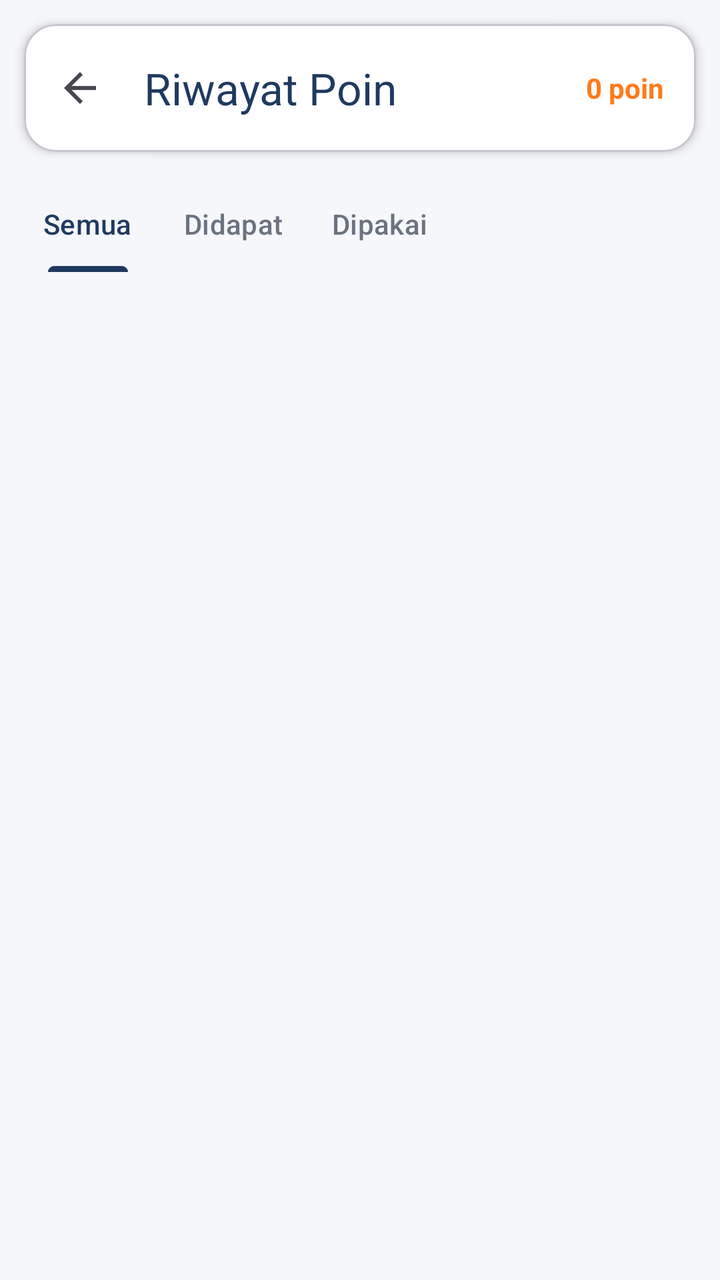
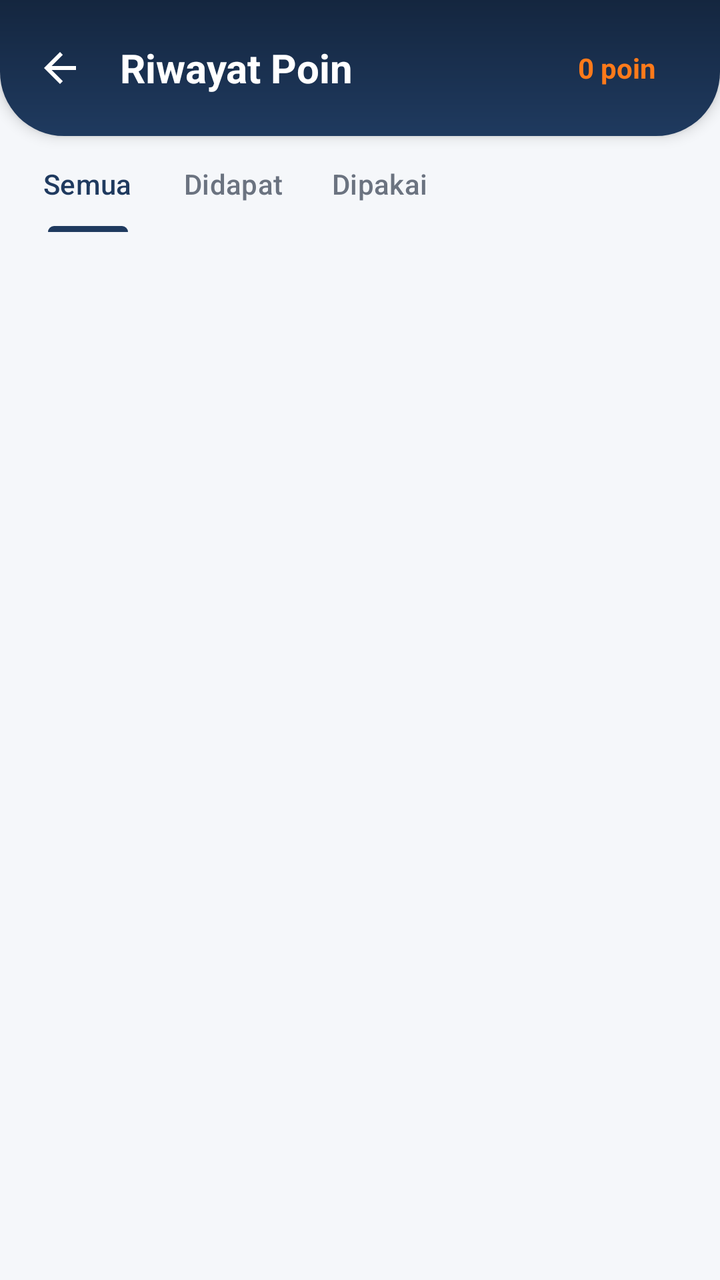

The first picture is an Android layout as it rendered before a commit; the second is the same layout after the commit. The layout source and the unified diff follow.
<!-- AndroidManifest.xml: application theme Theme.MobileProject -->
<!-- res/layout/activity_riwayat_poin_cust.xml -->
<?xml version="1.0" encoding="utf-8"?>
<LinearLayout xmlns:android="http://schemas.android.com/apk/res/android"
    xmlns:app="http://schemas.android.com/apk/res-auto"
    xmlns:tools="http://schemas.android.com/tools"
    android:id="@+id/main"
    android:layout_width="match_parent"
    android:layout_height="match_parent"
    android:background="@color/bk_bg_screen"
    android:orientation="vertical"
    tools:context=".RiwayatPoinCustActivity">

    
    <com.google.android.material.card.MaterialCardView
        android:layout_width="match_parent"
        android:layout_height="wrap_content"
        android:layout_margin="12dp"
        app:cardBackgroundColor="@android:color/white"
        app:cardCornerRadius="16dp"
        app:cardElevation="3dp">

        <LinearLayout
            android:layout_width="match_parent"
            android:layout_height="wrap_content"
            android:gravity="center_vertical"
            android:orientation="horizontal">

            <com.google.android.material.appbar.MaterialToolbar
                android:id="@+id/toolbar"
                android:layout_width="0dp"
                android:layout_height="?attr/actionBarSize"
                android:layout_weight="1"
                app:navigationIcon="?attr/homeAsUpIndicator"
                app:title="Riwayat Poin"
                app:titleTextColor="@color/bk_primary" />

            <TextView
                android:id="@+id/tvTotalPoin"
                android:layout_width="wrap_content"
                android:layout_height="wrap_content"
                android:layout_marginEnd="16dp"
                android:text="0 poin"
                android:textColor="@color/bk_accent"
                android:textSize="14sp"
                android:textStyle="bold" />
        </LinearLayout>
    </com.google.android.material.card.MaterialCardView>

    
    <com.google.android.material.tabs.TabLayout
        android:id="@+id/tabFilter"
        android:layout_width="match_parent"
        android:layout_height="wrap_content"
        android:layout_marginStart="8dp"
        android:background="@android:color/transparent"
        app:tabGravity="start"
        app:tabIndicatorColor="@color/bk_primary"
        app:tabMode="scrollable"
        app:tabSelectedTextColor="@color/bk_primary"
        app:tabTextColor="@color/bk_text_secondary">

        <com.google.android.material.tabs.TabItem
            android:layout_width="wrap_content"
            android:layout_height="wrap_content"
            android:text="Semua" />

        <com.google.android.material.tabs.TabItem
            android:layout_width="wrap_content"
            android:layout_height="wrap_content"
            android:text="Didapat" />

        <com.google.android.material.tabs.TabItem
            android:layout_width="wrap_content"
            android:layout_height="wrap_content"
            android:text="Dipakai" />
    </com.google.android.material.tabs.TabLayout>

    <androidx.core.widget.NestedScrollView
        android:layout_width="match_parent"
        android:layout_height="match_parent"
        android:clipToPadding="false"
        android:paddingBottom="24dp">

        <LinearLayout
            android:layout_width="match_parent"
            android:layout_height="wrap_content"
            android:orientation="vertical"
            android:paddingStart="16dp"
            android:paddingTop="12dp"
            android:paddingEnd="16dp">

            
            <LinearLayout
                android:id="@+id/riwayatContainer"
                android:layout_width="match_parent"
                android:layout_height="wrap_content"
                android:orientation="vertical" />

            
            <LinearLayout
                android:id="@+id/tvKosong"
                android:layout_width="match_parent"
                android:layout_height="wrap_content"
                android:gravity="center"
                android:orientation="vertical"
                android:padding="28dp"
                android:visibility="gone">

                <ImageView
                    android:layout_width="24dp"
                    android:layout_height="24dp"
                    android:contentDescription="@null"
                    android:src="@drawable/ic_history"
                    app:tint="@color/bk_text_secondary" />

                <TextView
                    android:layout_width="wrap_content"
                    android:layout_height="wrap_content"
                    android:layout_marginTop="8dp"
                    android:text="Belum ada aktivitas untuk filter ini."
                    android:textColor="@color/bk_text_secondary"
                    android:textSize="12sp" />
            </LinearLayout>
        </LinearLayout>
    </androidx.core.widget.NestedScrollView>
</LinearLayout>
<!-- resources referenced by this layout -->
<resources>
  <color name="bk_accent">#FF7A1A</color>
  <color name="bk_bg_screen">#F5F7FA</color>
  <color name="bk_primary">#1F3A5F</color>
  <color name="bk_text_secondary">#6B7380</color>
  <!-- drawable ic_history (drawable) -->
  <?xml version="1.0" encoding="utf-8"?>
  <vector xmlns:android="http://schemas.android.com/apk/res/android"
      android:width="24dp"
      android:height="24dp"
      android:viewportWidth="24"
      android:viewportHeight="24">
      <path
          android:fillColor="#FF000000"
          android:pathData="M13,3c-4.97,0 -9,4.03 -9,9L1,12l3.89,3.89 0.07,0.14L9,12L6,12c0,-3.87 3.13,-7 7,-7s7,3.13 7,7 -3.13,7 -7,7c-1.93,0 -3.68,-0.79 -4.94,-2.06l-1.42,1.42C8.27,19.99 10.51,21 13,21c4.97,0 9,-4.03 9,-9s-4.03,-9 -9,-9zM12,8v5l4.28,2.54 0.72,-1.21 -3.5,-2.08L13.5,8L12,8z" />
  </vector>
  <style name="Theme.MobileProject" parent="Base.Theme.MobileProject" />
  <style name="Base.Theme.MobileProject" parent="Theme.Material3.DayNight.NoActionBar">
  
      </style>
</resources>

<!-- the commit's change to res/layout/activity_riwayat_poin_cust.xml (unified diff, before → after) -->
@@ -10,40 +10,50 @@
     tools:context=".RiwayatPoinCustActivity">
 
     
-    <com.google.android.material.card.MaterialCardView
+    <LinearLayout
+        android:id="@+id/header"
         android:layout_width="match_parent"
         android:layout_height="wrap_content"
-        android:layout_margin="12dp"
-        app:cardBackgroundColor="@android:color/white"
-        app:cardCornerRadius="16dp"
-        app:cardElevation="3dp">
+        android:background="@drawable/bg_header"
+        android:elevation="4dp"
+        android:gravity="center_vertical"
+        android:orientation="horizontal"
+        android:paddingStart="8dp"
+        android:paddingTop="12dp"
+        android:paddingEnd="16dp"
+        android:paddingBottom="12dp">
 
-        <LinearLayout
-            android:layout_width="match_parent"
+        <ImageView
+            android:id="@+id/btnBack"
+            android:layout_width="44dp"
+            android:layout_height="44dp"
+            android:background="?attr/selectableItemBackgroundBorderless"
+            android:contentDescription="Kembali"
+            android:padding="10dp"
+            android:rotation="180"
+            app:tint="@android:color/white"
+            android:src="@drawable/ic_arrow_forward" />
+
+        <TextView
+            android:id="@+id/tvJudul"
+            android:layout_width="0dp"
             android:layout_height="wrap_content"
-            android:gravity="center_vertical"
-            android:orientation="horizontal">
-
-            <com.google.android.material.appbar.MaterialToolbar
-                android:id="@+id/toolbar"
-                android:layout_width="0dp"
-                android:layout_height="?attr/actionBarSize"
-                android:layout_weight="1"
-                app:navigationIcon="?attr/homeAsUpIndicator"
-                app:title="Riwayat Poin"
-                app:titleTextColor="@color/bk_primary" />
-
-            <TextView
-                android:id="@+id/tvTotalPoin"
-                android:layout_width="wrap_content"
-                android:layout_height="wrap_content"
-                android:layout_marginEnd="16dp"
-                android:text="0 poin"
-                android:textColor="@color/bk_accent"
-                android:textSize="14sp"
-                android:textStyle="bold" />
-        </LinearLayout>
-    </com.google.android.material.card.MaterialCardView>
+            android:layout_marginStart="8dp"
+            android:layout_weight="1"
+            android:text="Riwayat Poin"
+            android:textColor="@android:color/white"
+            android:textSize="20sp"
+            android:textStyle="bold" />
+        <TextView
+            android:id="@+id/tvTotalPoin"
+            android:layout_width="wrap_content"
+            android:layout_height="wrap_content"
+            android:layout_marginEnd="16dp"
+            android:text="0 poin"
+            android:textColor="@color/bk_accent"
+            android:textSize="14sp"
+            android:textStyle="bold" />
+    </LinearLayout>
 
     
     <com.google.android.material.tabs.TabLayout
@@ -75,6 +85,7 @@
     </com.google.android.material.tabs.TabLayout>
 
     <androidx.core.widget.NestedScrollView
+        android:id="@+id/scroll"
         android:layout_width="match_parent"
         android:layout_height="match_parent"
         android:clipToPadding="false"
<!-- resource entries referenced after the edit -->
@@ -4,6 +4,29 @@
   <color name="bk_bg_screen">#F5F7FA</color>
   <color name="bk_primary">#1F3A5F</color>
   <color name="bk_text_secondary">#6B7380</color>
+  <!-- drawable bg_header (drawable) -->
+  <?xml version="1.0" encoding="utf-8"?>
+  <shape xmlns:android="http://schemas.android.com/apk/res/android"
+      android:shape="rectangle">
+      <gradient
+          android:angle="270"
+          android:endColor="@color/bk_primary"
+          android:startColor="@color/bk_primary_dark" />
+      <corners
+          android:bottomLeftRadius="32dp"
+          android:bottomRightRadius="32dp" />
+  </shape>
+  <!-- drawable ic_arrow_forward (drawable) -->
+  <?xml version="1.0" encoding="utf-8"?>
+  <vector xmlns:android="http://schemas.android.com/apk/res/android"
+      android:width="24dp"
+      android:height="24dp"
+      android:viewportWidth="24"
+      android:viewportHeight="24">
+      <path
+          android:fillColor="#FF000000"
+          android:pathData="M12,4l-1.41,1.41L16.17,11H4v2h12.17l-5.58,5.59L12,20l8,-8z" />
+  </vector>
   <!-- drawable ic_history (drawable) -->
   <?xml version="1.0" encoding="utf-8"?>
   <vector xmlns:android="http://schemas.android.com/apk/res/android"
@@ -16,6 +39,7 @@
           android:pathData="M13,3c-4.97,0 -9,4.03 -9,9L1,12l3.89,3.89 0.07,0.14L9,12L6,12c0,-3.87 3.13,-7 7,-7s7,3.13 7,7 -3.13,7 -7,7c-1.93,0 -3.68,-0.79 -4.94,-2.06l-1.42,1.42C8.27,19.99 10.51,21 13,21c4.97,0 9,-4.03 9,-9s-4.03,-9 -9,-9zM12,8v5l4.28,2.54 0.72,-1.21 -3.5,-2.08L13.5,8L12,8z" />
   </vector>
   <style name="Theme.MobileProject" parent="Base.Theme.MobileProject" />
+  <color name="bk_primary_dark">#14263F</color>
   <style name="Base.Theme.MobileProject" parent="Theme.Material3.DayNight.NoActionBar">
   
       </style>
